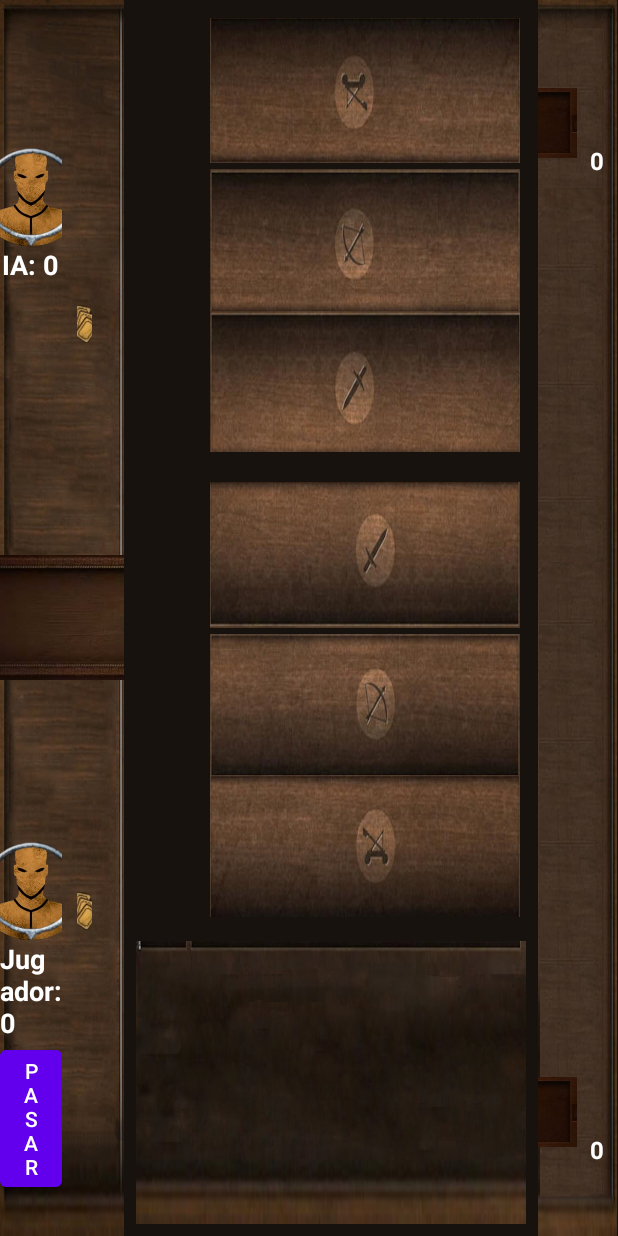
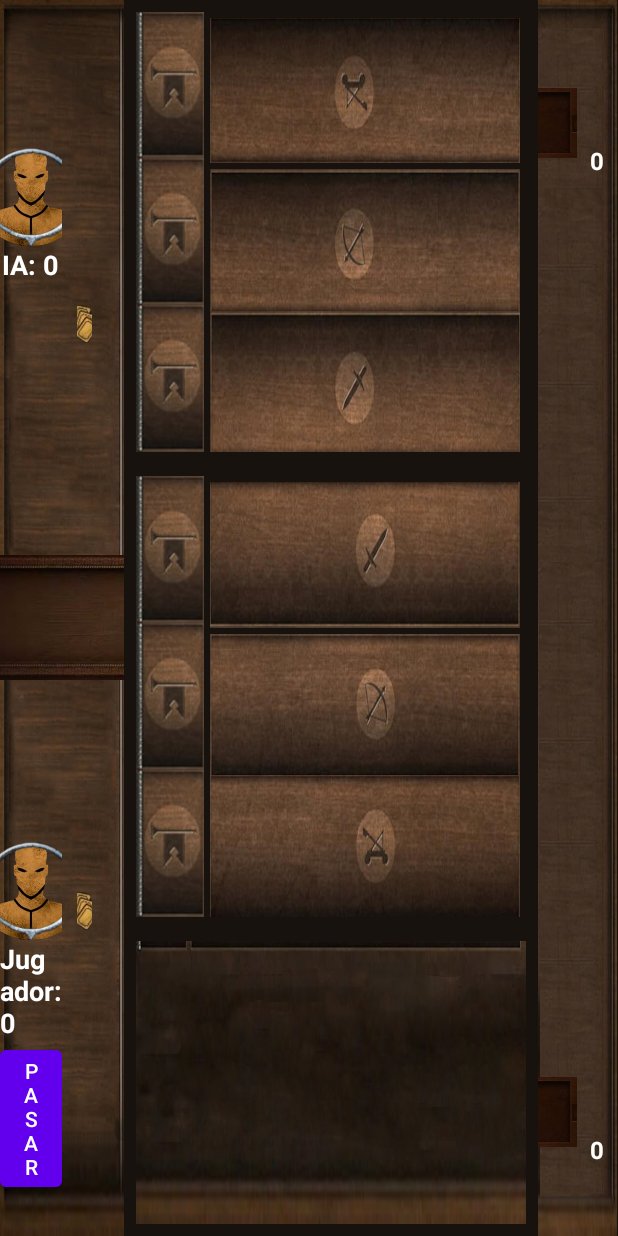
Before and after one commit to IPRGIT/MyGwent, an Android app: the GameActivity screen opened directly, with no data from a screen before it, on a phone screen of 412 x 824 dp. Run offline under Robolectric (Android 15) with nearby library versions, the phone set to English and light mode, and no system bars; pictures from the network do not load.

Commit message:
versin 2.1: Arreglando la partida.

```diff
--- a/app/src/main/res/layout/activity_game.xml
+++ b/app/src/main/res/layout/activity_game.xml
@@ -476,17 +476,20 @@
                 <View
                     android:layout_width="match_parent"
                     android:layout_height="0dp"
-                    android:layout_weight="1" />
+                    android:layout_weight="1"
+                    android:background="@drawable/trumpetasset"/>
 
                 <View
                     android:layout_width="match_parent"
                     android:layout_height="0dp"
-                    android:layout_weight="1" />
+                    android:layout_weight="1"
+                    android:background="@drawable/trumpetasset"/>
 
                 <View
                     android:layout_width="match_parent"
                     android:layout_height="0dp"
-                    android:layout_weight="1" />
+                    android:layout_weight="1"
+                    android:background="@drawable/trumpetasset"/>
             </LinearLayout>
 
             <androidx.constraintlayout.widget.ConstraintLayout
@@ -548,17 +551,20 @@
                 <View
                     android:layout_width="match_parent"
                     android:layout_height="0dp"
-                    android:layout_weight="1" />
+                    android:layout_weight="1"
+                    android:background="@drawable/trumpetasset"/>
 
                 <View
                     android:layout_width="match_parent"
                     android:layout_height="0dp"
-                    android:layout_weight="1" />
+                    android:layout_weight="1"
+                    android:background="@drawable/trumpetasset"/>
 
                 <View
                     android:layout_width="match_parent"
                     android:layout_height="0dp"
-                    android:layout_weight="1" />
+                    android:layout_weight="1"
+                    android:background="@drawable/trumpetasset"/>
             </LinearLayout>
 
             <androidx.constraintlayout.widget.ConstraintLayout
```
Also changed, not shown: app/src/main/res/drawable/trumpetasset.PNG (added).
